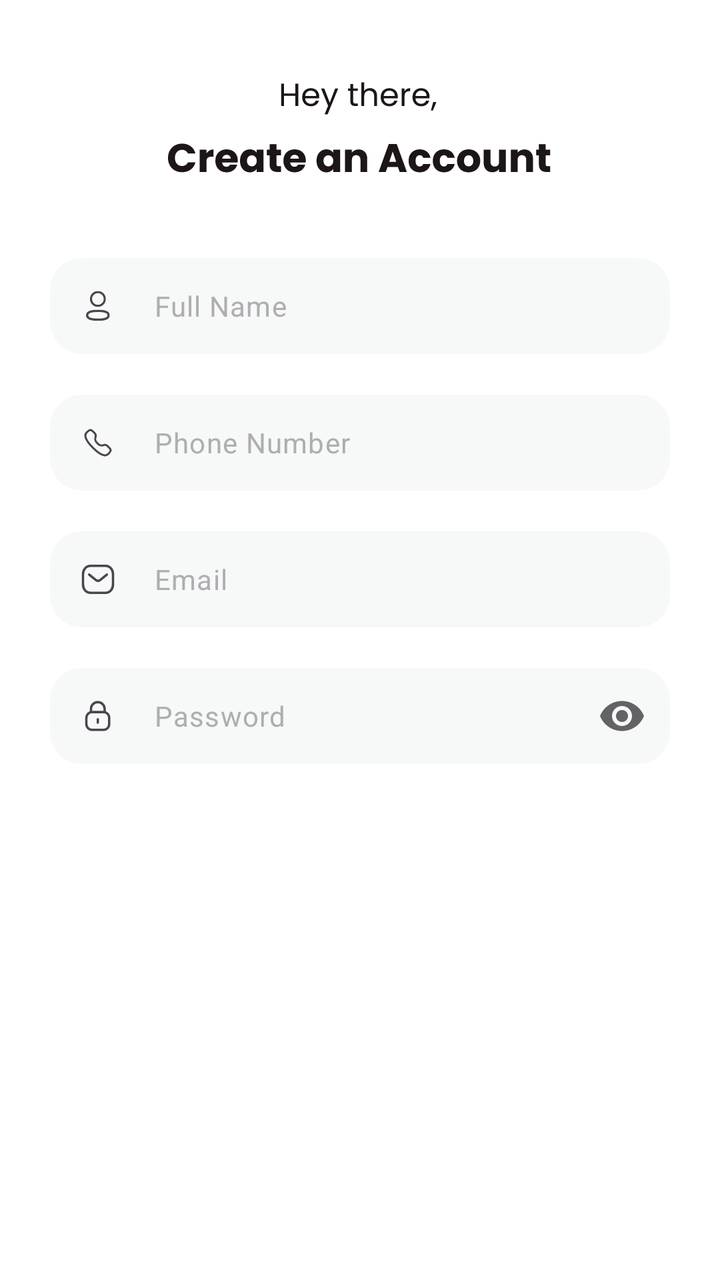
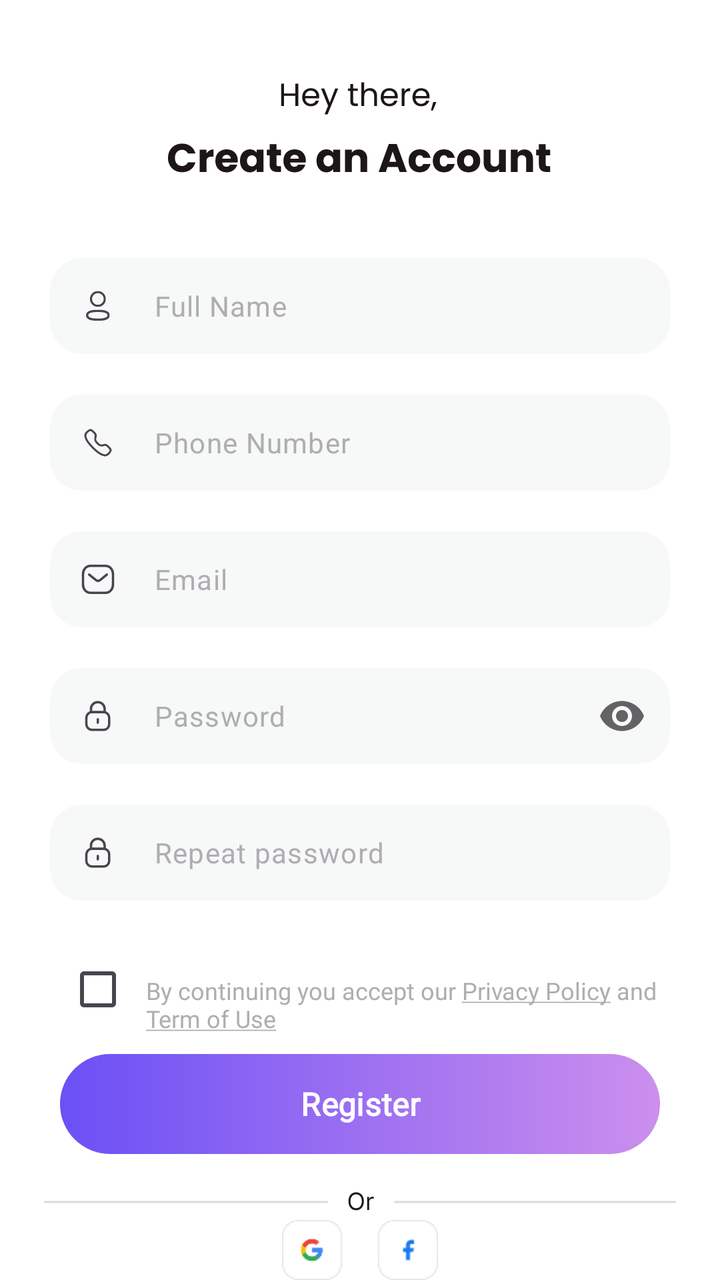

Screens rendered from an Android XML layout before and after an edit, with the pre-edit source and the edit as a unified diff.
<!-- AndroidManifest.xml: application theme Theme.DIDPOOLFit -->
<!-- res/layout/activity_register.xml -->
<?xml version="1.0" encoding="utf-8"?>
<LinearLayout xmlns:android="http://schemas.android.com/apk/res/android"
    xmlns:app="http://schemas.android.com/apk/res-auto"
    xmlns:tools="http://schemas.android.com/tools"
    android:id="@+id/main"
    android:layout_width="match_parent"
    android:layout_height="match_parent"
    android:orientation="vertical"
    android:background="@color/white"
    tools:context=".RegisterActivity">
    <ImageView
        android:layout_marginVertical="35dp"
        android:layout_gravity="center"
        android:layout_width="wrap_content"
        android:layout_height="wrap_content"
        android:src="@drawable/register_title_section_1"/>

    <com.google.android.material.textfield.TextInputLayout
        style="@style/Widget.Material3.TextInputLayout.FilledBox"
        android:id="@+id/nameLayout"
        android:layout_width="match_parent"
        android:layout_height="wrap_content"
        app:errorEnabled="true"
        app:startIconDrawable="@drawable/start_icon_full_name_field"
        app:boxBackgroundColor="#F7F8F8"
        app:boxStrokeWidth="0dp"
        app:boxStrokeWidthFocused="0dp"
        app:hintEnabled="false"
        android:layout_marginHorizontal="25dp"
        app:boxCornerRadiusTopStart="16dp"
        app:boxCornerRadiusTopEnd="16dp"
        app:boxCornerRadiusBottomStart="16dp"
        app:boxCornerRadiusBottomEnd="16dp">
        <com.google.android.material.textfield.TextInputEditText
            android:id="@+id/nameInput"
            android:layout_width="match_parent"
            android:layout_height="48dp"
            android:paddingTop="0dp"
            android:paddingBottom="0dp"
            android:gravity="center_vertical"
            android:textSize="14sp"
            android:inputType="textPersonName"
            android:hint="Full Name"
            android:textColorHint="#AEAEB2"/>
    </com.google.android.material.textfield.TextInputLayout>

    <com.google.android.material.textfield.TextInputLayout
        android:id="@+id/phoneLayout"
        style="@style/Widget.Material3.TextInputLayout.FilledBox"
        android:layout_width="match_parent"
        android:layout_height="wrap_content"
        android:layout_marginHorizontal="25dp"
        app:errorEnabled="true"
        app:hintEnabled="false"
        app:startIconDrawable="@drawable/start_icon_phone_field"
        app:boxBackgroundColor="#F7F8F8"
        app:boxStrokeWidth="0dp"
        app:boxStrokeWidthFocused="0dp"
        app:boxCornerRadiusTopStart="16dp"
        app:boxCornerRadiusTopEnd="16dp"
        app:boxCornerRadiusBottomStart="16dp"
        app:boxCornerRadiusBottomEnd="16dp">

        <com.google.android.material.textfield.TextInputEditText
            android:id="@+id/phoneInput"
            android:layout_width="match_parent"
            android:layout_height="48dp"
            android:paddingTop="0dp"
            android:paddingBottom="0dp"
            android:gravity="center_vertical"
            android:textSize="14sp"
            android:textColor="#1D1617"
            android:hint="Phone Number"
            android:textColorHint="#AEAEB2"
            android:inputType="phone"
            android:maxLength="16" />
    </com.google.android.material.textfield.TextInputLayout>

    <com.google.android.material.textfield.TextInputLayout
        android:id="@+id/emailLayout"
        style="@style/Widget.Material3.TextInputLayout.FilledBox"
        android:layout_width="match_parent"
        android:layout_height="wrap_content"
        android:layout_marginHorizontal="25dp"
        app:errorEnabled="true"
        app:hintEnabled="false"
        app:startIconDrawable="@drawable/start_icon_email_field"
        app:boxBackgroundColor="#F7F8F8"
        app:boxStrokeWidth="0dp"
        app:boxStrokeWidthFocused="0dp"
        app:boxCornerRadiusTopStart="16dp"
        app:boxCornerRadiusTopEnd="16dp"
        app:boxCornerRadiusBottomStart="16dp"
        app:boxCornerRadiusBottomEnd="16dp">

        <com.google.android.material.textfield.TextInputEditText
            android:id="@+id/emailInput"
            android:layout_width="match_parent"
            android:layout_height="48dp"
            android:paddingTop="0dp"
            android:paddingBottom="0dp"
            android:gravity="center_vertical"
            android:textSize="14sp"
            android:textColor="#1D1617"
            android:hint="Email"
            android:textColorHint="#AEAEB2"
            android:inputType="textEmailAddress"
            android:maxLength="48" />
    </com.google.android.material.textfield.TextInputLayout>

    <com.google.android.material.textfield.TextInputLayout
        android:id="@+id/passwordLayout"
        style="@style/Widget.Material3.TextInputLayout.FilledBox"
        android:layout_width="match_parent"
        android:layout_height="wrap_content"
        android:layout_marginHorizontal="25dp"
        app:errorEnabled="true"
        app:hintEnabled="false"
        app:startIconDrawable="@drawable/start_input_password_field"
        app:endIconMode="password_toggle"
        app:endIconTint="#636366"
        app:boxBackgroundColor="#F7F8F8"
        app:boxStrokeWidth="0dp"
        app:boxStrokeWidthFocused="0dp"
        app:boxCornerRadiusTopStart="16dp"
        app:boxCornerRadiusTopEnd="16dp"
        app:boxCornerRadiusBottomStart="16dp"
        app:boxCornerRadiusBottomEnd="16dp">

        <com.google.android.material.textfield.TextInputEditText
            android:id="@+id/passwordInput"
            android:layout_width="match_parent"
            android:layout_height="48dp"
            android:paddingTop="0dp"
            android:paddingBottom="0dp"
            android:gravity="center_vertical"
            android:textSize="14sp"
            android:textColor="#1D1617"
            android:hint="Password"
            android:textColorHint="#AEAEB2"
            android:inputType="textPassword"/>
    </com.google.android.material.textfield.TextInputLayout>



</LinearLayout>
<!-- resources referenced by this layout -->
<resources>
  <color name="white">#FFFFFFFF</color>
  <!-- drawable start_icon_phone_field (drawable) -->
  <vector xmlns:android="http://schemas.android.com/apk/res/android"
      android:width="18dp"
      android:height="18dp"
      android:viewportWidth="18"
      android:viewportHeight="18">
    <path
        android:strokeWidth="1"
        android:pathData="M8.688,9.315C11.347,11.974 11.95,8.898 13.644,10.59C15.276,12.222 16.214,12.549 14.146,14.616C13.887,14.825 12.241,17.33 6.456,11.546C0.671,5.763 3.174,4.115 3.382,3.856C5.456,1.783 5.777,2.726 7.41,4.358C9.103,6.051 6.028,6.656 8.688,9.315Z"
        android:strokeLineJoin="round"
        android:fillColor="#00000000"
        android:strokeColor="#7B6F72"
        android:strokeLineCap="round"/>
  </vector>
  <style name="Theme.DIDPOOLFit" parent="Base.Theme.DIDPOOLFit" />
  <style name="Base.Theme.DIDPOOLFit" parent="Theme.Material3.DayNight.NoActionBar">
          
          
      </style>
  <!-- unchanged entries left out for length: 4 -->
</resources>

<!-- the commit's change to res/layout/activity_register.xml (unified diff, before → after) -->
@@ -141,6 +141,112 @@
             android:inputType="textPassword"/>
     </com.google.android.material.textfield.TextInputLayout>
 
+    <com.google.android.material.textfield.TextInputLayout
+        android:id="@+id/repeatPasswordLayout"
+        style="@style/Widget.Material3.TextInputLayout.FilledBox"
+        android:layout_width="match_parent"
+        android:layout_height="wrap_content"
+        android:layout_marginHorizontal="25dp"
+        app:errorEnabled="true"
+        app:hintEnabled="false"
+        app:startIconDrawable="@drawable/start_input_password_field"
+        app:boxBackgroundColor="#F7F8F8"
+        app:boxStrokeWidth="0dp"
+        app:boxStrokeWidthFocused="0dp"
+        app:boxCornerRadiusTopStart="16dp"
+        app:boxCornerRadiusTopEnd="16dp"
+        app:boxCornerRadiusBottomStart="16dp"
+        app:boxCornerRadiusBottomEnd="16dp">
+
+        <com.google.android.material.textfield.TextInputEditText
+            android:id="@+id/repeatPasswordInput"
+            android:layout_width="match_parent"
+            android:layout_height="48dp"
+            android:paddingTop="0dp"
+            android:paddingBottom="0dp"
+            android:gravity="center_vertical"
+            android:textSize="14sp"
+            android:textColor="#1D1617"
+            android:hint="Repeat password"
+            android:textColorHint="#AEAEB2"
+            android:inputType="textPassword"/>
+    </com.google.android.material.textfield.TextInputLayout>
+
+    <LinearLayout
+        android:layout_width="match_parent"
+        android:layout_height="0dp"
+        android:layout_weight="1"
+        android:orientation="horizontal"
+        android:layout_marginHorizontal="25dp">
+        <com.google.android.material.checkbox.MaterialCheckBox
+            android:id="@+id/termsCheck"
+            android:layout_width="wrap_content"
+            android:layout_height="wrap_content"/>
+        
+        <TextView
+            android:layout_width="0dp"
+            android:layout_marginTop="0dp"
+            android:layout_weight="1"
+            android:layout_height="wrap_content"
+            android:text="@string/by_continuing_you_accept_our_privacy_policy_and_term_of_use"
+            android:textSize="12sp"
+            android:textColor="#AEAEB2"
+            android:fontFamily="@font/poppins_regular"/>
+    </LinearLayout>
+
+    <LinearLayout
+        android:layout_width="match_parent"
+        android:layout_height="0dp"
+        android:layout_weight="2"
+        android:orientation="vertical">
+        <Button
+            android:id="@+id/registerButton"
+            android:layout_width="match_parent"
+            android:layout_height="50dp"
+            android:layout_gravity="bottom"
+            android:background="@drawable/bg_button_gradient"
+            android:text="@string/register"
+            android:textSize="16sp"
+            android:textStyle="bold"
+            android:fontFamily="@font/poppins_bold"
+            app:backgroundTint="@null"
+            android:layout_marginHorizontal="30dp"
+            android:layout_marginBottom="15dp"/>
+
+        <ImageView
+            android:layout_gravity="center"
+            android:layout_width="wrap_content"
+            android:layout_height="wrap_content"
+            android:src="@drawable/or_register_line"/>
+
+        <ImageView
+            android:layout_gravity="center"
+            android:layout_width="wrap_content"
+            android:layout_height="wrap_content"
+            android:src="@drawable/social_media"/>
+        <LinearLayout
+            android:layout_width="match_parent"
+            android:layout_height="wrap_content"
+            android:gravity="center"
+            android:orientation="horizontal">
+            <TextView
+                android:layout_width="wrap_content"
+                android:layout_height="wrap_content"
+                android:text="Already have account? "
+                android:gravity="center"
+                android:fontFamily="@font/poppins_regular"/>
+            <TextView
+                android:id="@+id/loginTextView"
+                android:layout_width="wrap_content"
+                android:layout_height="wrap_content"
+                android:textColor="#C456F2"
+                android:fontFamily="@font/poppins_medium"
+                android:text="Login"
+                android:gravity="center"/>
+        </LinearLayout>
+
+
+    </LinearLayout>
 
 
 </LinearLayout>
<!-- resource entries referenced after the edit -->
@@ -1,6 +1,43 @@
 <!-- resources referenced by this layout -->
 <resources>
   <color name="white">#FFFFFFFF</color>
+  <!-- drawable bg_button_gradient (drawable) -->
+  <?xml version="1.0" encoding="utf-8"?>
+  <shape xmlns:android="http://schemas.android.com/apk/res/android"
+      android:shape="rectangle">
+      <gradient
+          android:startColor="@color/gradient_start_welcome_btn"
+          android:endColor="@color/gradient_end_welcome_btn"
+          android:angle="180"/>
+      <corners
+          android:radius="99dp"/>
+  
+  </shape>
+  <!-- drawable or_register_line (drawable) -->
+  <vector xmlns:android="http://schemas.android.com/apk/res/android"
+      android:width="316dp"
+      android:height="18dp"
+      android:viewportWidth="316"
+      android:viewportHeight="18">
+    <path
+        android:pathData="M159.92,8.64C159.92,9.56 159.75,10.35 159.42,11.02C159.09,11.69 158.63,12.21 158.05,12.57C157.47,12.94 156.81,13.12 156.07,13.12C155.32,13.12 154.66,12.94 154.08,12.57C153.5,12.21 153.05,11.69 152.71,11.02C152.38,10.35 152.22,9.56 152.22,8.64C152.22,7.72 152.38,6.92 152.71,6.25C153.05,5.58 153.5,5.06 154.08,4.7C154.66,4.34 155.32,4.15 156.07,4.15C156.81,4.15 157.47,4.34 158.05,4.7C158.63,5.06 159.09,5.58 159.42,6.25C159.75,6.92 159.92,7.72 159.92,8.64ZM158.9,8.64C158.9,7.88 158.77,7.24 158.52,6.72C158.27,6.2 157.93,5.81 157.5,5.54C157.07,5.28 156.6,5.14 156.07,5.14C155.54,5.14 155.06,5.28 154.63,5.54C154.21,5.81 153.87,6.2 153.61,6.72C153.36,7.24 153.24,7.88 153.24,8.64C153.24,9.39 153.36,10.03 153.61,10.55C153.87,11.07 154.21,11.46 154.63,11.73C155.06,12 155.54,12.13 156.07,12.13C156.6,12.13 157.07,12 157.5,11.73C157.93,11.46 158.27,11.07 158.52,10.55C158.77,10.03 158.9,9.39 158.9,8.64ZM161.56,13V6.45H162.53V7.44H162.6C162.72,7.12 162.94,6.86 163.25,6.65C163.56,6.45 163.91,6.35 164.3,6.35C164.38,6.35 164.47,6.35 164.58,6.36C164.69,6.36 164.78,6.36 164.83,6.37V7.39C164.8,7.38 164.72,7.37 164.6,7.35C164.48,7.33 164.35,7.32 164.22,7.32C163.9,7.32 163.62,7.39 163.37,7.52C163.12,7.65 162.93,7.84 162.78,8.07C162.64,8.3 162.57,8.56 162.57,8.86V13H161.56Z"
+        android:fillColor="#1D1617"/>
+    <path
+        android:strokeWidth="1"
+        android:pathData="M0.5,9L141.5,9"
+        android:strokeLineJoin="round"
+        android:fillColor="#00000000"
+        android:strokeColor="#DDDADA"
+        android:strokeLineCap="round"/>
+    <path
+        android:strokeWidth="1"
+        android:pathData="M175.5,9L315.5,9"
+        android:strokeLineJoin="round"
+        android:fillColor="#00000000"
+        android:strokeColor="#DDDADA"
+        android:strokeLineCap="round"/>
+  </vector>
+  <!-- drawable social_media: png bitmap (drawable, 1916 bytes) -->
   <!-- drawable start_icon_phone_field (drawable) -->
   <vector xmlns:android="http://schemas.android.com/apk/res/android"
       android:width="18dp"
@@ -15,7 +52,11 @@
         android:strokeColor="#7B6F72"
         android:strokeLineCap="round"/>
   </vector>
+  <string name="by_continuing_you_accept_our_privacy_policy_and_term_of_use">By continuing you accept our <u>Privacy Policy</u> and <u>Term of Use</u></string>
+  <string name="register">Register</string>
   <style name="Theme.DIDPOOLFit" parent="Base.Theme.DIDPOOLFit" />
+  <color name="gradient_start_welcome_btn">#CC8FED</color>
+  <color name="gradient_end_welcome_btn">#6B50F6</color>
   <style name="Base.Theme.DIDPOOLFit" parent="Theme.Material3.DayNight.NoActionBar">
           
           
